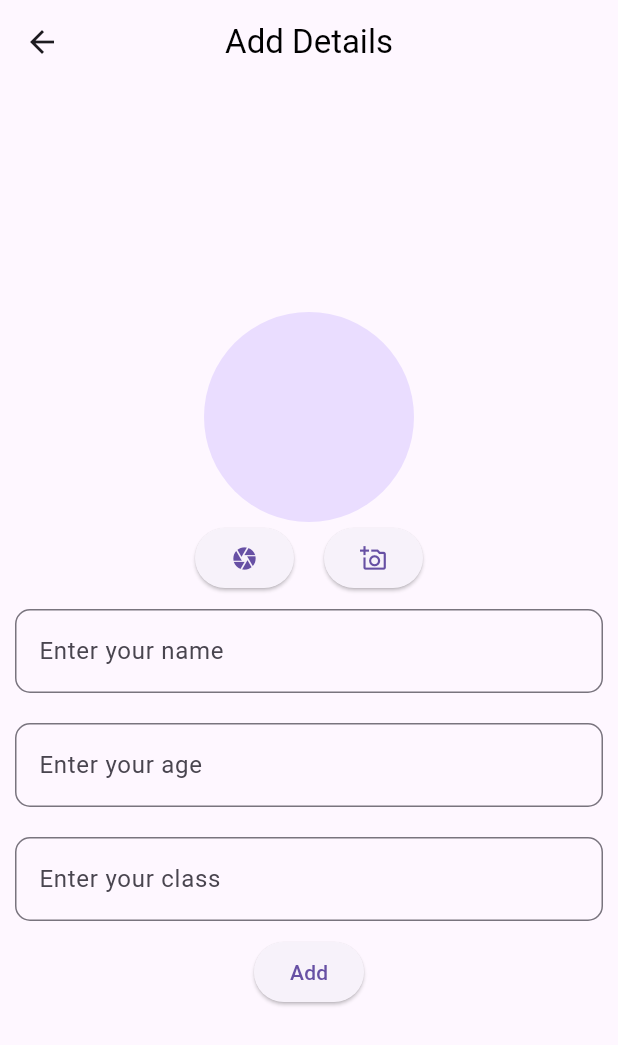
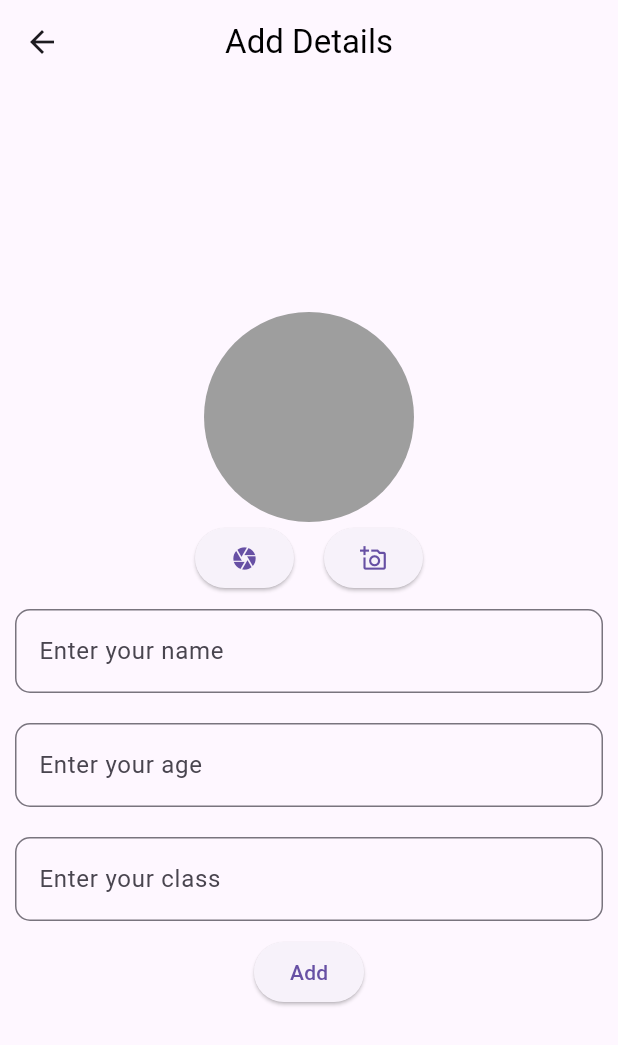
Before and after one commit to Rahma-kp/Todo-firebase, a Flutter app: the screen it shows after launch, after a tap on "Add Detils", on a phone screen of 412 x 824 dp. Shown: the top 1045 px of the screen. Run offline on Flutter 3.47's test engine with Material 3 defaults, Android fonts, the phone set to English and light mode, and no system bars; our stand-ins replace firebase_core, google_fonts, image_picker; accounts and stored records are empty.

Commit message:
second commit

```diff
--- /dev/null
+++ b/lib/controller/image_provider.dart
@@ -0,0 +1,15 @@
+import 'dart:io';
+import 'package:flutter/foundation.dart';
+import 'package:image_picker/image_picker.dart';
+
+class ImageProviders extends ChangeNotifier {
+  File? selectedImage;
+  ImagePicker imagePicker = ImagePicker();
+
+  void setImage(ImageSource source) async {
+    final pickedImage = await imagePicker.pickImage(source: source);
+
+    selectedImage = pickedImage != null ? File(pickedImage.path) : null;
+    notifyListeners();
+  }
+}
--- a/lib/main.dart
+++ b/lib/main.dart
@@ -1,8 +1,21 @@
+import 'package:firebase_core/firebase_core.dart';
 import 'package:flutter/material.dart';
+import 'package:provider/provider.dart';
+import 'package:todo/controller/image_provider.dart';
 import 'package:todo/view/home_screen.dart';
 
-void main(){
-  runApp(MyApp());
+void main() async{
+WidgetsFlutterBinding.ensureInitialized();
+await Firebase.initializeApp(
+  options:const FirebaseOptions(
+  apiKey: 'AIzaSyBQ8e3cm9vO6Wc8yhqZ6E1CVJtvz-OUa_M',
+    appId: '1:104142282281:android:e4429d1aa8fd4e47de4638',
+    messagingSenderId: '104142282281',
+    projectId: 'todo-76f0f',
+    storageBucket: 'todo-76f0f.appspot.com'
+  )
+);
+  runApp( const MyApp());
 }
 
 class MyApp extends StatelessWidget {
@@ -10,8 +23,10 @@ class MyApp extends StatelessWidget {
 
   @override
   Widget build(BuildContext context) {
-    return MaterialApp(
-      debugShowCheckedModeBanner: false,
-      home: HomeScreen(),);
+    return MultiProvider(providers: [ChangeNotifierProvider(create: (context) => ImageProviders(),)],
+      child: MaterialApp(
+        debugShowCheckedModeBanner: false,
+        home: HomeScreen(),),
+    );
   }
 }
--- a/lib/view/adding_page.dart
+++ b/lib/view/adding_page.dart
@@ -1,9 +1,16 @@
 import 'package:flutter/material.dart';
 import 'package:google_fonts/google_fonts.dart';
+import 'package:image_picker/image_picker.dart';
+import 'package:provider/provider.dart';
+import 'package:todo/controller/image_provider.dart';
 import 'package:todo/view/home_screen.dart';
 
+// ignore: must_be_immutable
 class AddingScreen extends StatelessWidget {
-  const AddingScreen({super.key});
+  AddingScreen({super.key});
+  TextEditingController namecontoller = TextEditingController();
+  TextEditingController clascontoller = TextEditingController();
+  TextEditingController agecontoller = TextEditingController();
 
   @override
   Widget build(BuildContext context) {
@@ -16,25 +23,47 @@ class AddingScreen extends StatelessWidget {
           centerTitle: true),
       body: Center(
         child: Column(mainAxisAlignment: MainAxisAlignment.center, children: [
-          CircleAvatar(
-            radius: 70,
-          ),
-          Row(mainAxisAlignment: MainAxisAlignment.center,
+         Consumer<ImageProviders>(
+  builder: (context, value, child) {
+    return CircleAvatar(
+      radius: 70,
+      backgroundColor: Colors.grey,
+      backgroundImage: value.selectedImage != null
+          ? Image.file(value.selectedImage!).image
+          : null,
+    );
+  },
+),
+
+
+          Row(
+            mainAxisAlignment: MainAxisAlignment.center,
             children: [
-              ElevatedButton(
-                onPressed: () {},
-                child: Icon(Icons.camera),
+              Consumer<ImageProviders>(
+                builder: (context, value, child) => ElevatedButton(
+                  onPressed: () {
+                    value.setImage(ImageSource.camera);
+                  },
+                  child: const Icon(Icons.camera),
+                ),
               ),
-              SizedBox(width: 20,),
-                ElevatedButton(
-                onPressed: () {},
-                child: Icon(Icons.add_a_photo_outlined),
+              const SizedBox(
+                width: 20,
+              ),
+              Consumer<ImageProviders>(
+                builder: (context, value, child) => ElevatedButton(
+                  onPressed: () {
+                    value.setImage(ImageSource.gallery);
+                  },
+                  child: const Icon(Icons.add_a_photo_outlined),
+                ),
               )
             ],
           ),
           Padding(
             padding: const EdgeInsets.all(10),
             child: TextFormField(
+                controller: namecontoller,
                 decoration: InputDecoration(
                     hintText: "Enter your name",
                     border: OutlineInputBorder(
@@ -43,6 +72,7 @@ class AddingScreen extends StatelessWidget {
           Padding(
             padding: const EdgeInsets.all(10),
             child: TextFormField(
+                controller: agecontoller,
                 decoration: InputDecoration(
                     hintText: "Enter your age",
                     border: OutlineInputBorder(
@@ -51,6 +81,7 @@ class AddingScreen extends StatelessWidget {
           Padding(
             padding: const EdgeInsets.all(10),
             child: TextFormField(
+                controller: clascontoller,
                 decoration: InputDecoration(
                     hintText: "Enter your class",
                     border: OutlineInputBorder(
@@ -62,7 +93,7 @@ class AddingScreen extends StatelessWidget {
                   builder: (context) => HomeScreen(),
                 ));
               },
-              child: Text("Add"))
+              child: const Text("Add"))
         ]),
       ),
     );
--- a/lib/view/home_screen.dart
+++ b/lib/view/home_screen.dart
@@ -30,7 +30,7 @@ class HomeScreen extends StatelessWidget {
                 height: 80,
                 child: Row(
                   crossAxisAlignment: CrossAxisAlignment.center,
-                  mainAxisAlignment: MainAxisAlignment.spaceBetween,
+                  mainAxisAlignment: MainAxisAlignment.spaceEvenly,
                   children: [
                     const Padding(
                       padding: EdgeInsets.all(10),
@@ -45,7 +45,7 @@ class HomeScreen extends StatelessWidget {
                         mainAxisAlignment: MainAxisAlignment.center,
                         children: [
                           Text(
-                            "asdfaaaaa",
+                            "asdfaaaaahhhh",
                             style: GoogleFonts.aBeeZee(
                                 color: Colors.black,
                                 fontSize: 15,
@@ -90,7 +90,7 @@ class HomeScreen extends StatelessWidget {
         },
       ),
       floatingActionButton: FloatingActionButton.extended(
-          backgroundColor: Color.fromARGB(255, 1, 1, 1),
+          backgroundColor: const Color.fromARGB(255, 1, 1, 1),
           onPressed: () {
             Navigator.of(context).push(MaterialPageRoute(
               builder: (context) => AddingScreen(),
--- a/pubspec.yaml
+++ b/pubspec.yaml
@@ -36,6 +36,11 @@ dependencies:
   # Use with the CupertinoIcons class for iOS style icons.
   cupertino_icons: ^1.0.2
   google_fonts: ^6.1.0
+  firebase_core: ^2.25.4
+  firebase_storage: ^11.6.5
+  cloud_firestore: ^4.15.4
+  provider: ^6.1.1
+  image_picker: ^1.0.7
 
 dev_dependencies:
   flutter_test:
```
Also changed, not shown: lib/model/student_model.dart (added, +18 -0 lines), lib/view/editing_screen.dart (+5 -5 lines), lib/controller/student_provider.dart (added), lib/services/firebase_options.dart (added), lib/services/service.dart (added), pubspec.lock, 11 other files.
